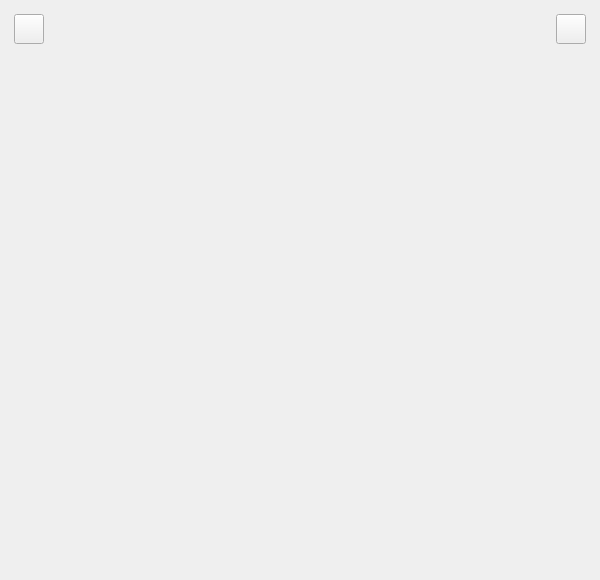
UbuntuKylin/indicator-china-weather, file src/cityaddwidget.ui: the form before one commit.
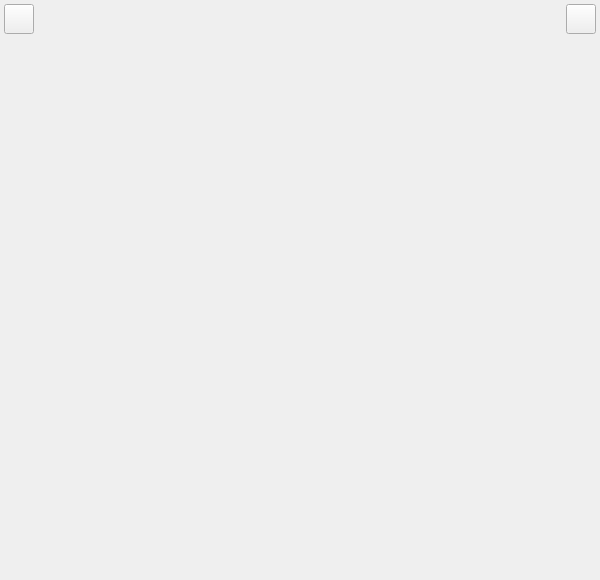
The form after the commit.

The edit to the form file:
```diff
--- a/src/cityaddwidget.ui
+++ b/src/cityaddwidget.ui
@@ -42,8 +42,8 @@
   <widget class="QPushButton" name="btnCancel">
    <property name="geometry">
     <rect>
-     <x>556</x>
-     <y>14</y>
+     <x>566</x>
+     <y>4</y>
      <width>30</width>
      <height>30</height>
     </rect>
@@ -55,10 +55,10 @@
   <widget class="QWidget" name="backwidget" native="true">
    <property name="geometry">
     <rect>
-     <x>10</x>
-     <y>10</y>
-     <width>580</width>
-     <height>560</height>
+     <x>0</x>
+     <y>0</y>
+     <width>600</width>
+     <height>580</height>
     </rect>
    </property>
    <widget class="QPushButton" name="btnReturn">
```
